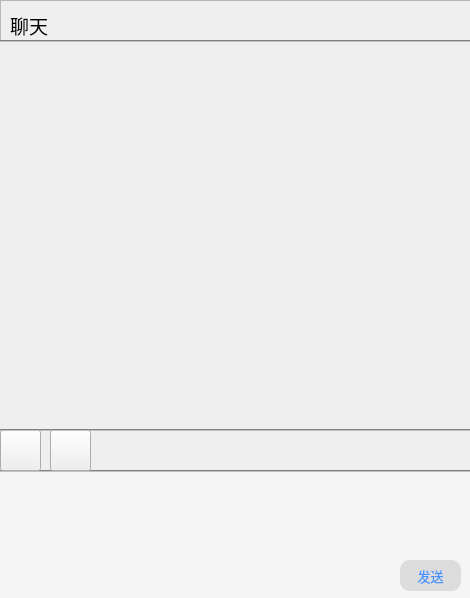
Old version of the form client/litechat_dialog.ui in the repository joshmiao/LiteChat.
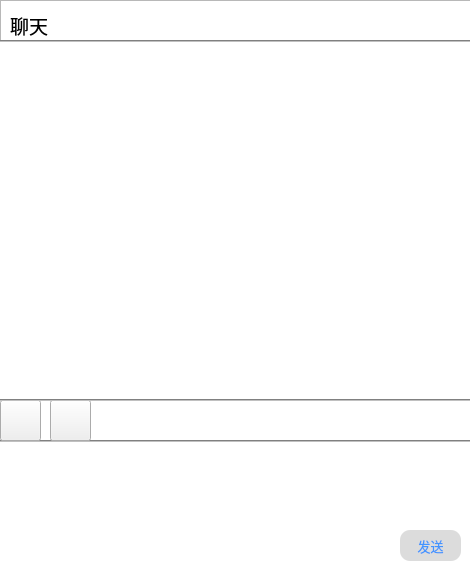
New version of the form. Icons and pictures are not drawn.

Diff of the .ui file:
```diff
--- a/client/litechat_dialog.ui
+++ b/client/litechat_dialog.ui
@@ -7,7 +7,7 @@
     <x>0</x>
     <y>0</y>
     <width>470</width>
-    <height>598</height>
+    <height>570</height>
    </rect>
   </property>
   <property name="sizePolicy">
@@ -27,7 +27,7 @@
   </property>
   <property name="styleSheet">
    <string notr="true">QWidget#LiteChat_Dialog{
-	border-image: url(:/img/dialogbg.jpeg);
+	background-color: rgba(255, 255, 255, 0);
 }</string>
   </property>
   <widget class="QListWidget" name="listWidget">
@@ -36,7 +36,7 @@
      <x>0</x>
      <y>40</y>
      <width>471</width>
-     <height>391</height>
+     <height>361</height>
     </rect>
    </property>
    <property name="minimumSize">
@@ -59,7 +59,7 @@
    <property name="geometry">
     <rect>
      <x>0</x>
-     <y>470</y>
+     <y>440</y>
      <width>471</width>
      <height>131</height>
     </rect>
@@ -86,7 +86,7 @@
    <property name="geometry">
     <rect>
      <x>400</x>
-     <y>560</y>
+     <y>530</y>
      <width>61</width>
      <height>31</height>
     </rect>
@@ -217,7 +217,7 @@
    <property name="geometry">
     <rect>
      <x>0</x>
-     <y>430</y>
+     <y>400</y>
      <width>41</width>
      <height>41</height>
     </rect>
@@ -237,7 +237,7 @@
    <property name="geometry">
     <rect>
      <x>50</x>
-     <y>430</y>
+     <y>400</y>
      <width>41</width>
      <height>41</height>
     </rect>
```
